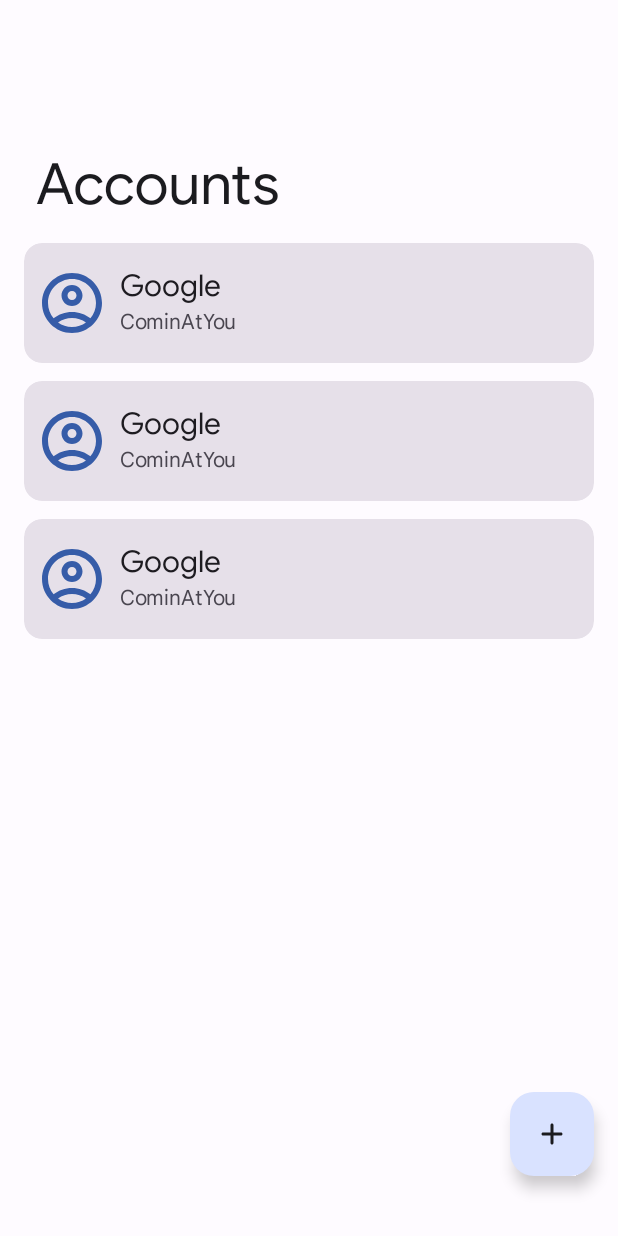
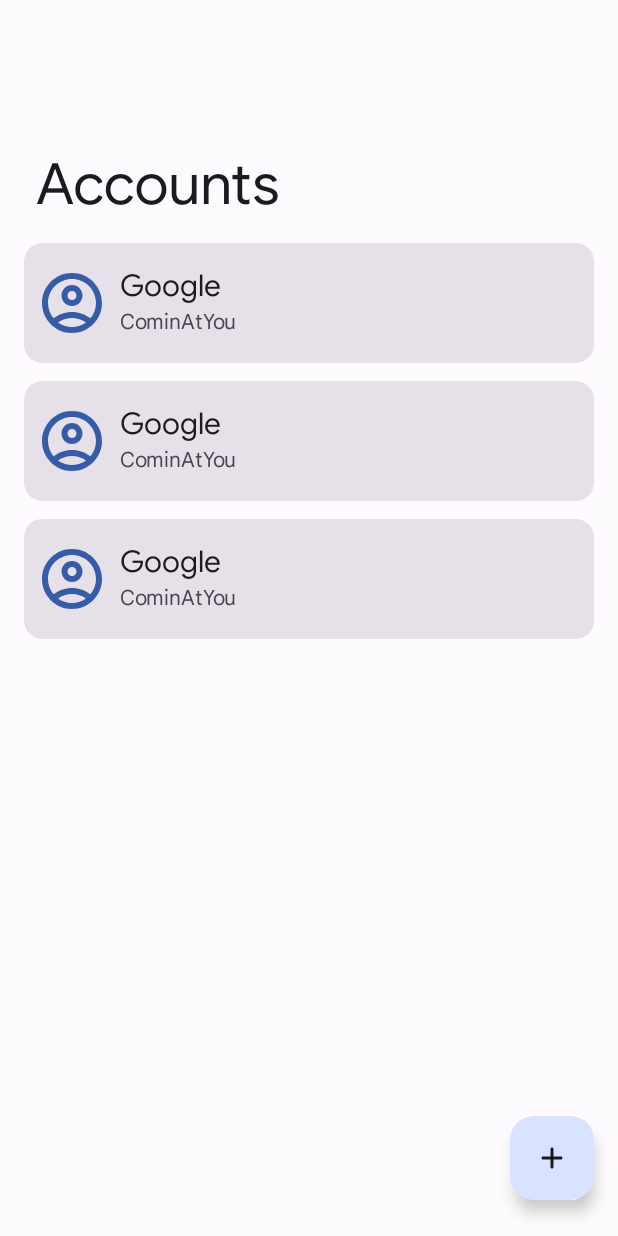
Before and after one commit to CominAtYou/Negi, an Android app: the layout activity_main.xml on its own in the app's theme, with its tools: preview values and no code run, on a phone screen of 412 x 824 dp. Run offline under Robolectric (Android 15) with nearby library versions, the phone set to English and light mode, and no system bars.

Commit message:
Add fitsSystemWindows to MainActivity CoordinatorLayout

```diff
--- a/app/src/main/res/layout/activity_main.xml
+++ b/app/src/main/res/layout/activity_main.xml
@@ -10,6 +10,7 @@
         android:id="@+id/activity_main_root_coordinator_layout"
         android:layout_width="match_parent"
         android:layout_height="match_parent"
+        android:fitsSystemWindows="true"
         app:layout_constraintStart_toStartOf="parent"
         app:layout_constraintTop_toTopOf="parent">
 
@@ -66,7 +67,7 @@
             android:layout_height="wrap_content"
             android:layout_gravity="bottom|end"
             android:layout_marginEnd="16dp"
-            android:layout_marginBottom="40dp"
+            android:layout_marginBottom="24dp"
             android:id="@+id/add_accont_fab"
             app:tint="?attr/colorOnSurface"
             app:srcCompat="@drawable/ic_add_24" />
```
